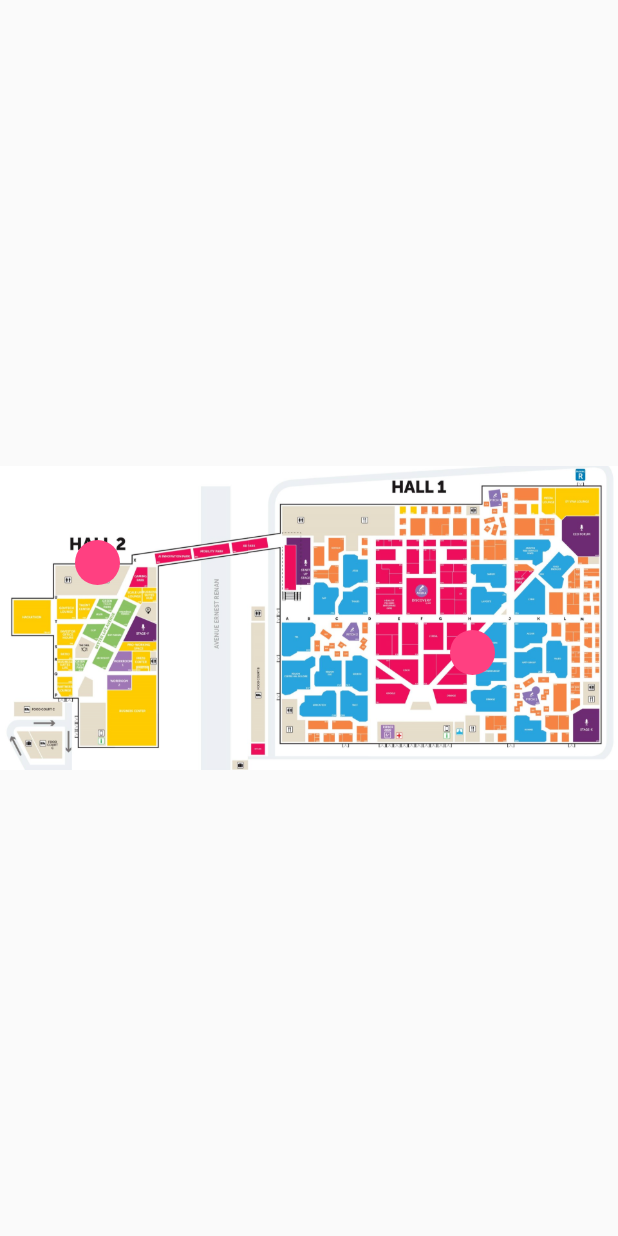
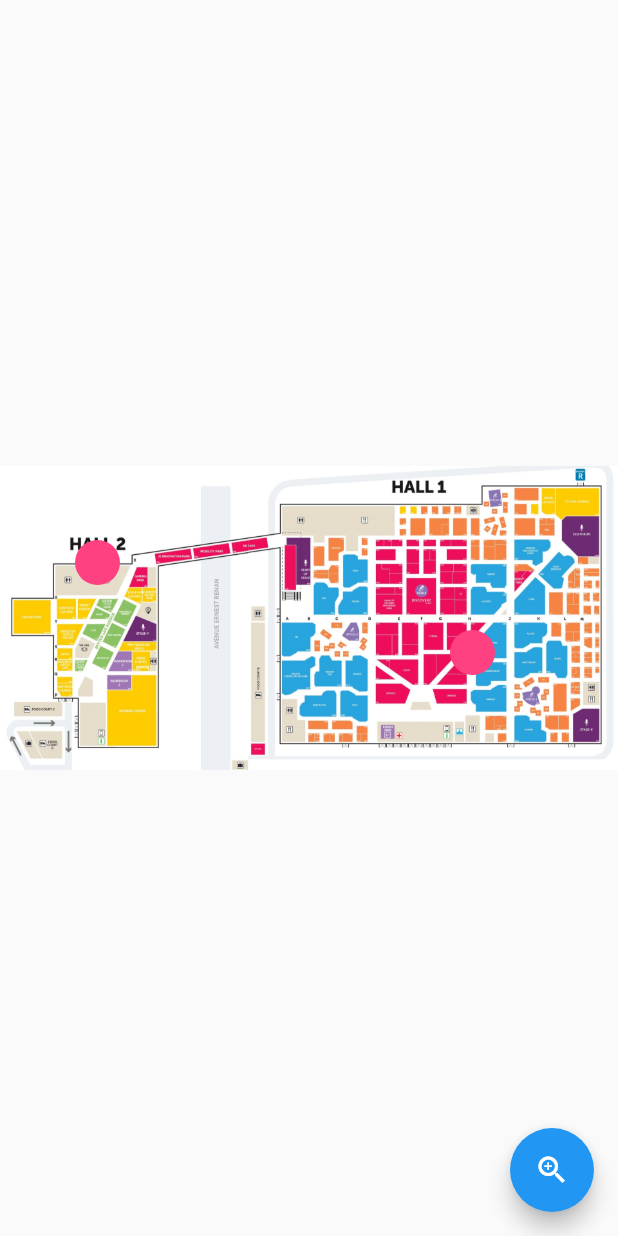
Before and after one commit to FELS-dev/frontend-flutter, a Flutter app: the screen it shows after launch, on a phone screen of 412 x 824 dp. Run offline on Flutter 3.47's test engine with Material 2 defaults, Android fonts, the phone set to English and light mode, and no system bars; our stand-ins replace qr_flutter; missing offline and left inert: mobile_scanner.

Commit message:
feat: Recenter on pin

```diff
--- a/lib/main.dart
+++ b/lib/main.dart
@@ -1,3 +1,4 @@
+import 'dart:math';
 import 'package:flutter/material.dart';
 
 void main() {
@@ -15,6 +16,15 @@ class MyApp extends StatelessWidget {
       {'x': 300.0, 'y': 420.0},
     ];
 
+    final TransformationController transformCtrl = TransformationController();
+
+    void centerAndZoomOnPoint(Point point) {
+      final matrix = Matrix4.identity()
+        ..translate(-point.x, 0, -point.y.toDouble())
+        ..scale(2.0);
+      transformCtrl.value = matrix;
+    }
+
     return MaterialApp(
       home: Scaffold(
         body: SizedBox(
@@ -24,6 +34,7 @@ class MyApp extends StatelessWidget {
             minScale: 0.1,
             maxScale: 10.0,
             scaleEnabled: true,
+            transformationController: transformCtrl,
             child: Stack(
               children: <Widget>[
                 Image.asset(
@@ -50,6 +61,11 @@ class MyApp extends StatelessWidget {
             ),
           ),
         ),
+        // Temp button for test recenter interactive viewer
+        floatingActionButton: FloatingActionButton(
+          onPressed: () => centerAndZoomOnPoint(const Point(50.0, 360.0)),
+          child: const Icon(Icons.zoom_in),
+        ),
       ),
     );
   }
```
